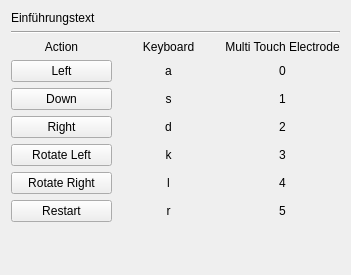
The window that demo/src/ui/tetris.ui (Tinkerforge/blinkenlights) describes before a commit, drawn with Qt 5.
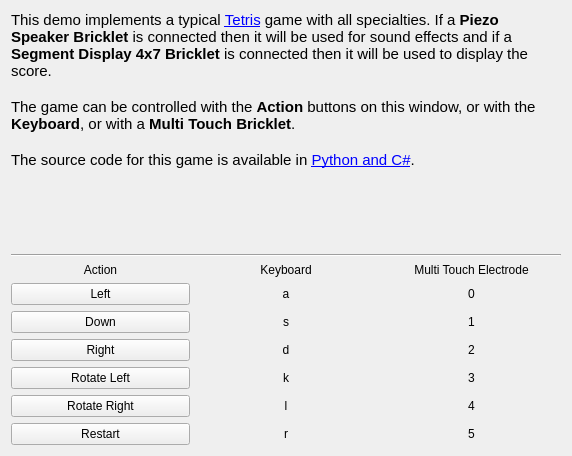
The same window after the commit.

Commit message: demo: Add help text to each tab

Patch:
```diff
--- a/demo/src/ui/tetris.ui
+++ b/demo/src/ui/tetris.ui
@@ -6,8 +6,8 @@
    <rect>
     <x>0</x>
     <y>0</y>
-    <width>351</width>
-    <height>275</height>
+    <width>572</width>
+    <height>456</height>
    </rect>
   </property>
   <property name="windowTitle">
@@ -18,8 +18,31 @@
     <layout class="QVBoxLayout" name="verticalLayout">
      <item>
       <widget class="QLabel" name="label">
+       <property name="sizePolicy">
+        <sizepolicy hsizetype="MinimumExpanding" vsizetype="MinimumExpanding">
+         <horstretch>0</horstretch>
+         <verstretch>1</verstretch>
+        </sizepolicy>
+       </property>
        <property name="text">
-        <string>Einführungstext</string>
+        <string>&lt;!DOCTYPE HTML PUBLIC &quot;-//W3C//DTD HTML 4.0//EN&quot; &quot;http://www.w3.org/TR/REC-html40/strict.dtd&quot;&gt;
+&lt;html&gt;&lt;head&gt;&lt;meta name=&quot;qrichtext&quot; content=&quot;1&quot; /&gt;&lt;style type=&quot;text/css&quot;&gt;
+p, li { white-space: pre-wrap; }
+&lt;/style&gt;&lt;/head&gt;&lt;body style=&quot; font-family:'Ubuntu'; font-size:11pt; font-weight:400; font-style:normal;&quot;&gt;
+&lt;p style=&quot; margin-top:0px; margin-bottom:0px; margin-left:0px; margin-right:0px; -qt-block-indent:0; text-indent:0px;&quot;&gt;This demo implements a typical &lt;a href=&quot;http://en.wikipedia.org/wiki/Tetris&quot;&gt;&lt;span style=&quot; text-decoration: underline; color:#0000ff;&quot;&gt;Tetris&lt;/span&gt;&lt;/a&gt; game with all specialties. If a &lt;span style=&quot; font-weight:600;&quot;&gt;Piezo Speaker Bricklet&lt;/span&gt; is connected then it will be used for sound effects and if a &lt;span style=&quot; font-weight:600;&quot;&gt;Segment Display 4x7 Bricklet&lt;/span&gt; is connected then it will be used to display the score.&lt;/p&gt;
+&lt;p style=&quot;-qt-paragraph-type:empty; margin-top:0px; margin-bottom:0px; margin-left:0px; margin-right:0px; -qt-block-indent:0; text-indent:0px;&quot;&gt;&lt;/p&gt;
+&lt;p style=&quot; margin-top:0px; margin-bottom:0px; margin-left:0px; margin-right:0px; -qt-block-indent:0; text-indent:0px;&quot;&gt;The game can be controlled with the &lt;span style=&quot; font-weight:600;&quot;&gt;Action&lt;/span&gt; buttons on this window, or with the &lt;span style=&quot; font-weight:600;&quot;&gt;Keyboard&lt;/span&gt;, or with a &lt;span style=&quot; font-weight:600;&quot;&gt;Multi Touch Bricklet&lt;/span&gt;.&lt;/p&gt;
+&lt;p style=&quot;-qt-paragraph-type:empty; margin-top:0px; margin-bottom:0px; margin-left:0px; margin-right:0px; -qt-block-indent:0; text-indent:0px;&quot;&gt;&lt;/p&gt;
+&lt;p style=&quot; margin-top:0px; margin-bottom:0px; margin-left:0px; margin-right:0px; -qt-block-indent:0; text-indent:0px;&quot;&gt;The source code for this game is available in &lt;a href=&quot;http://www.tinkerforge.com/en/doc/Kits/Blinkenlights/Blinkenlights.html#tetris&quot;&gt;&lt;span style=&quot; text-decoration: underline; color:#0000ff;&quot;&gt;Python and C#&lt;/span&gt;&lt;/a&gt;.&lt;/p&gt;&lt;/body&gt;&lt;/html&gt;</string>
+       </property>
+       <property name="alignment">
+        <set>Qt::AlignLeading|Qt::AlignLeft|Qt::AlignTop</set>
+       </property>
+       <property name="wordWrap">
+        <bool>true</bool>
+       </property>
+       <property name="openExternalLinks">
+        <bool>true</bool>
        </property>
       </widget>
      </item>
@@ -226,19 +249,6 @@
        </item>
       </layout>
      </item>
-     <item>
-      <spacer name="verticalSpacer">
-       <property name="orientation">
-        <enum>Qt::Vertical</enum>
-       </property>
-       <property name="sizeHint" stdset="0">
-        <size>
-         <width>20</width>
-         <height>40</height>
-        </size>
-       </property>
-      </spacer>
-     </item>
     </layout>
    </item>
   </layout>
```
The commit also changes 6 other files.
